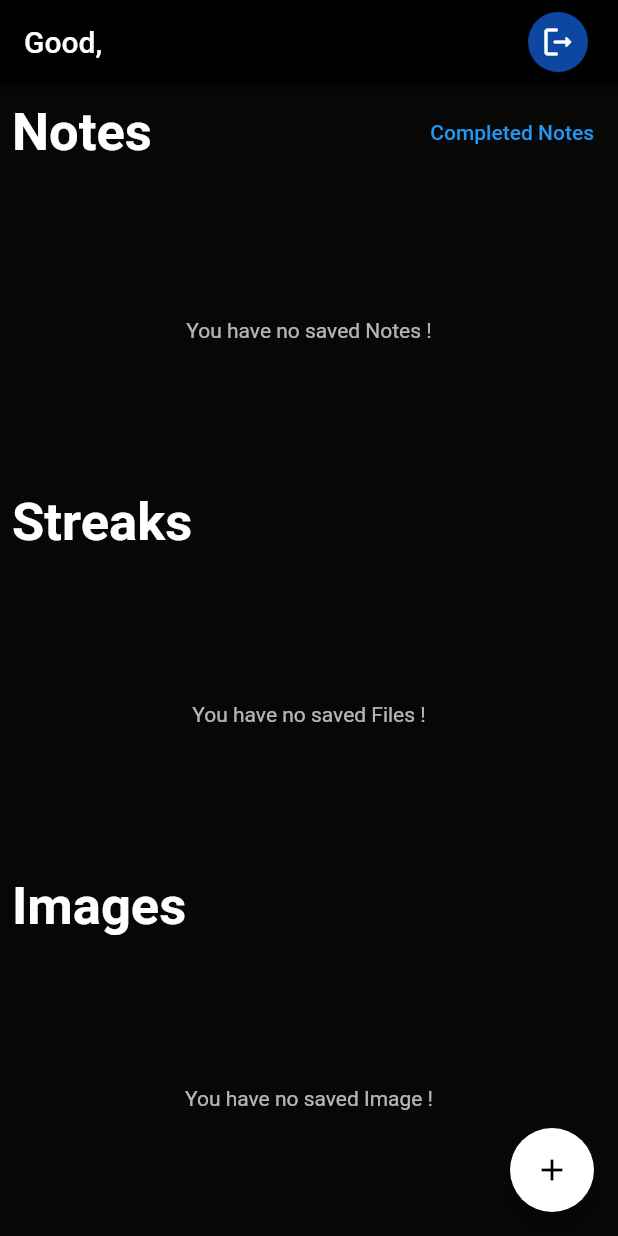
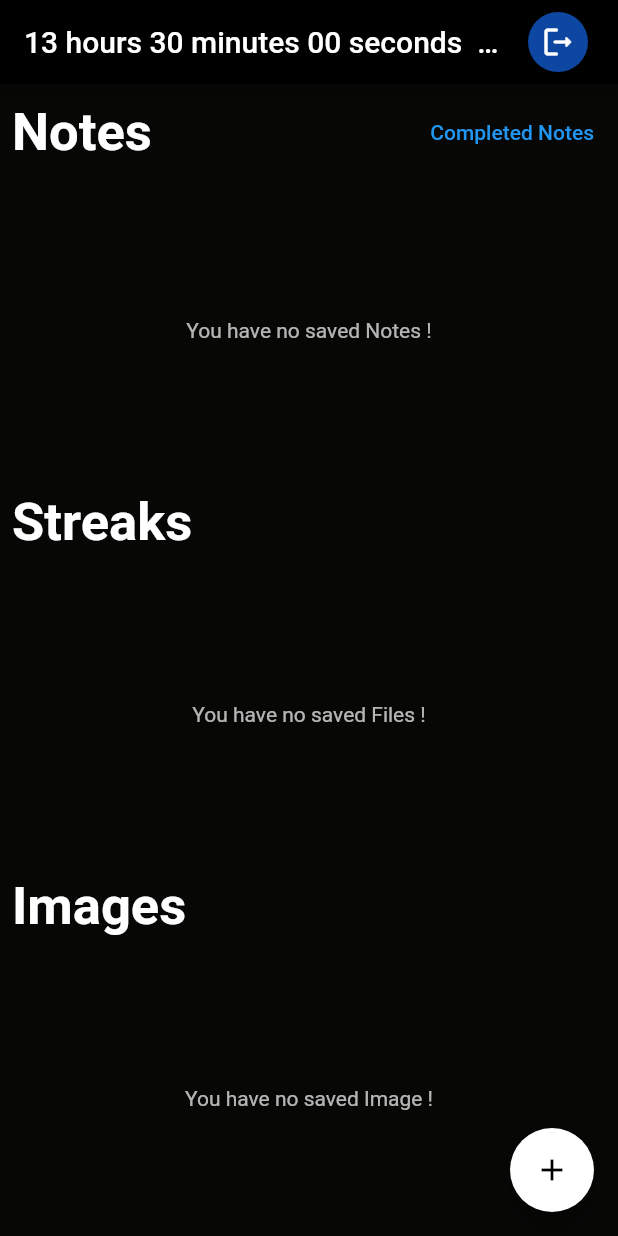
Before and after one commit to neptune0170/Proactive, a Flutter app: the HomePage screen opened directly, on a phone screen of 412 x 824 dp. Run offline on Flutter 3.47's test engine with Material 2 defaults, Android fonts, the phone set to English and light mode, and no system bars; our stand-ins replace cloud_firestore, file_picker, firebase_auth, firebase_core, firebase_storage, shared_preferences; missing offline and left inert: dart:html; accounts and stored records are empty; Roboto replaces fonts that are missing (lato).

Commit message:
Count Down Timer Added

```diff
--- a/lib/Pages/home_page.dart
+++ b/lib/Pages/home_page.dart
@@ -1,3 +1,4 @@
+import 'dart:async';
 import 'dart:html';
 import 'dart:io';
 import 'dart:math';
@@ -7,19 +8,19 @@ import 'package:cloud_firestore/cloud_firestore.dart';
 
 import 'package:file_picker/file_picker.dart';
 import 'package:firebase_auth/firebase_auth.dart';
-import 'package:firebase_storage/firebase_storage.dart';
+
 import 'package:flutter/material.dart';
 import 'package:intl/intl.dart';
 import 'package:notesapp/Pages/File/file_cloud_storage.dart';
 import 'package:notesapp/Pages/Images/services/cloud_storage.dart';
-
-import 'package:notesapp/Pages/Images/services/media_service.dart';
 
 import 'package:notesapp/Pages/Notes/addnotes.dart';
 import 'package:notesapp/Pages/Notes/completed_note.dart';
 import 'package:notesapp/Pages/Notes/viewnote.dart';
 import 'package:notesapp/Pages/Streak/add_streak_page.dart';
 import 'package:notesapp/Pages/login_page.dart';
+import 'package:notesapp/Provider/timeleft.info.dart';
+import 'package:provider/provider.dart';
 import 'package:url_launcher/url_launcher.dart';
 
 class HomePage extends StatefulWidget {
@@ -66,7 +67,16 @@ class _HomePageState extends State<HomePage> {
     Color(0xfff7e300),
     Colors.teal[200],
   ];
+
   @override
+  void initState() {
+    Timer.periodic(Duration(seconds: 1), (t) {
+      var timerInfo = Provider.of<TimerInfo>(context, listen: false);
+      timerInfo.updateRemainingTime();
+    });
+    super.initState();
+  }
+
   Widget build(BuildContext context) {
     return Scaffold(
       floatingActionButton: FloatingActionButton(
@@ -76,7 +86,12 @@ class _HomePageState extends State<HomePage> {
         },
       ),
       appBar: AppBar(
-        title: Text('Good, ' + user!.email.toString()),
+        // title: Text('Good, ' + user!.email.toString()),
+        title: Consumer<TimerInfo>(
+          builder: (context, data, child) {
+            return Center(child: Text(data.getRemainingTime() + ' Left'));
+          },
+        ),
         backgroundColor: Colors.black,
         actions: <Widget>[
           Padding(
@@ -357,9 +372,14 @@ class _HomePageState extends State<HomePage> {
                                         SizedBox(
                                           width: 10,
                                         ),
-                                        Text('${data['title']}',
-                                            style:
-                                                TextStyle(color: Colors.black)),
+                                        Container(
+                                          width: 120,
+                                          child: Text('${data['title']}',
+                                              style: TextStyle(
+                                                  fontFamily: 'lato',
+                                                  color: Colors.black),
+                                              overflow: TextOverflow.ellipsis),
+                                        ),
                                       ],
                                     ),
                                     SizedBox(
--- /dev/null
+++ b/lib/Provider/timeleft.info.dart
@@ -0,0 +1,17 @@
+import 'package:flutter/material.dart';
+import 'package:intl/intl.dart';
+import 'package:notesapp/Timer/countdown.dart';
+
+class TimerInfo extends ChangeNotifier {
+  String countTime = 'completed';
+  String getRemainingTime() => countTime;
+
+  updateRemainingTime() {
+    countTime = CountDown().timeLeft(
+        DateTime.parse(DateFormat("yyyy-MM-dd")
+            .format(DateTime.now().add(Duration(days: 1)))
+            .toString()),
+        "Completed");
+    notifyListeners();
+  }
+}
--- a/pubspec.yaml
+++ b/pubspec.yaml
@@ -42,6 +42,7 @@ dependencies:
   file_picker: ^4.3.1
   url_launcher: ^6.0.18
   shared_preferences: ^2.0.12
+  provider: any
 
 dev_dependencies:
   flutter_test:
```
Also changed, not shown: lib/main.dart (+9 -2 lines), pubspec.lock.
